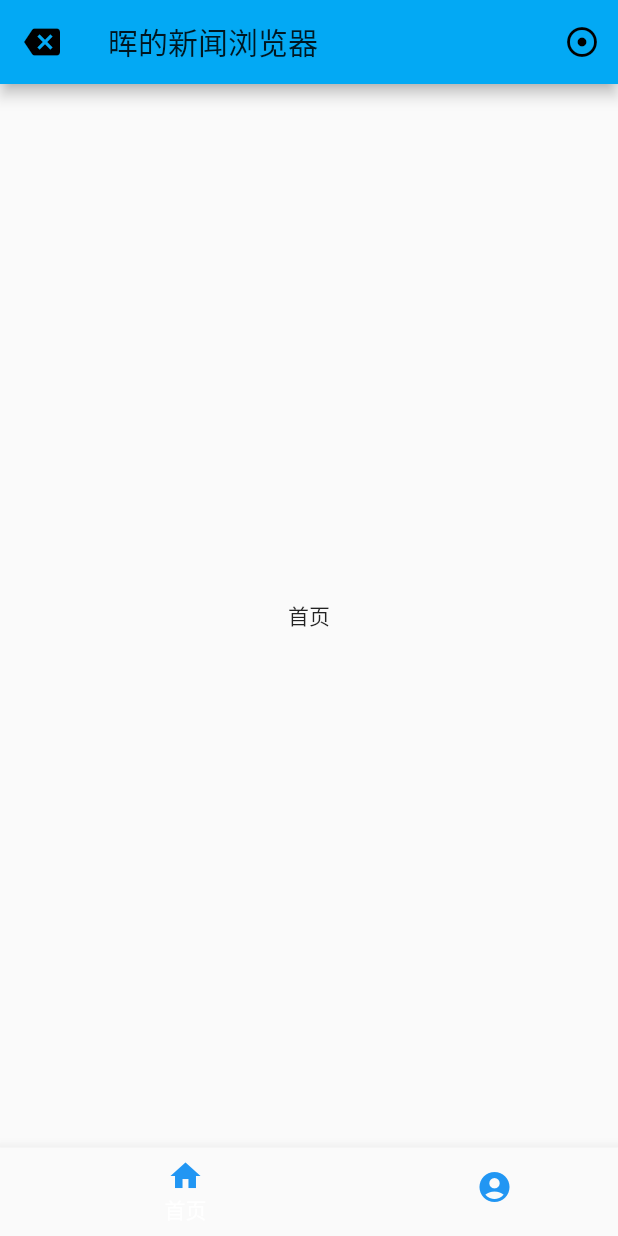
After one commit to Q574310511/Mobile-Network, a Flutter app: the BottomNavigationWidget screen opened directly, on a phone screen of 412 x 824 dp. The commit adds this screen. Run offline on Flutter 3.47's test engine with Material 2 defaults, Android fonts, the phone set to English and light mode, and no system bars.

Commit message:
晖某人实验二

```diff
--- /dev/null
+++ b/lib/5120184727/Home.dart
@@ -0,0 +1,15 @@
+import 'package:flutter/material.dart';
+
+class Home extends StatefulWidget {
+  @override
+  State<StatefulWidget> createState() => HomeState();
+}
+
+class HomeState extends State<Home> {
+  @override
+  Widget build(BuildContext context) {
+    return Center(
+      child:Text("首页")
+    );
+  }
+}
--- /dev/null
+++ b/lib/5120184727/MainPage.dart
@@ -0,0 +1,115 @@
+import 'package:flutter/material.dart';
+import 'package:flutterapp/5120184727/Manual.dart';
+import 'package:flutterapp/5120184727/Home.dart';
+import 'package:flutterapp/5120184727/Personal.dart';
+
+/*class NewsPage extends StatelessWidget {
+  @override
+  Widget build(BuildContext context) {
+    return MaterialApp(
+      //去掉debug标签
+      debugShowCheckedModeBanner: false,
+      home: Scaffold(
+        appBar: AppBar(
+          title: Text('晖的新闻浏览器'),
+          //标题不居中
+          centerTitle: false,
+          leading: IconButton(
+            icon: Icon(Icons.backspace),
+            onPressed: () {
+              Navigator.of(context)..pop();
+            },
+          ),
+          actions: <Widget>[
+            IconButton(
+              icon: Icon(Icons.adjust),
+              onPressed: () {
+                Navigator.push(context, MaterialPageRoute(builder: (context) {
+                  return Manual();
+                }));
+              },
+            ),
+          ],
+
+        ),
+      ),
+    );
+  }
+}*/
+
+class BottomNavigationWidget extends StatefulWidget {
+  @override
+  State<StatefulWidget> createState() => BottomNavigationWidgetState();
+}
+class BottomNavigationWidgetState extends State<BottomNavigationWidget> {
+  final _bottomNavigationColor = Colors.blue;
+  int _currentIndex = 0;
+  List<Widget> list = List();
+
+  @override
+  void initState() {
+      list
+        ..add(Home())
+        ..add(Personal());
+    super.initState();
+  }
+
+  @override
+  Widget build(BuildContext context) {
+    return Scaffold(
+      appBar: AppBar(
+        title: Text('晖的新闻浏览器'),
+        backgroundColor: Colors.lightBlue,
+        //标题不居中
+        centerTitle: false,
+        leading: IconButton(
+          icon: Icon(Icons.backspace),
+          onPressed: () {
+            Navigator.of(context)..pop();
+          },
+        ),
+        actions: <Widget>[
+          IconButton(
+            icon: Icon(Icons.adjust),
+            onPressed: () {
+              Navigator.push(context, MaterialPageRoute(builder: (context) {
+                return Manual();
+              }));
+            },
+          ),
+        ],
+
+      ),
+      body:list[_currentIndex],
+      bottomNavigationBar: BottomNavigationBar(
+        items: [
+          BottomNavigationBarItem(
+              icon: Icon(
+                Icons.home,
+                color: _bottomNavigationColor,
+              ),
+              title: Text(
+                '首页',
+                style: TextStyle(color: _bottomNavigationColor),
+              )),
+          BottomNavigationBarItem(
+              icon: Icon(
+                Icons.account_circle,
+                color: _bottomNavigationColor,
+              ),
+              title: Text(
+                '我的',
+                style: TextStyle(color: _bottomNavigationColor),
+              )),
+        ],
+        currentIndex: _currentIndex,
+        type: BottomNavigationBarType.shifting,
+        onTap: (int index) {
+          setState(() {
+            _currentIndex = index;
+          });
+        },
+      ),
+    );
+  }
+}
```
Also changed, not shown: lib/5120184727/Manual.dart (added, +22 -0 lines), lib/5120184727/Personal.dart (added, +15 -0 lines), lib/5120184727/login_01.dart (+23 -9 lines).
